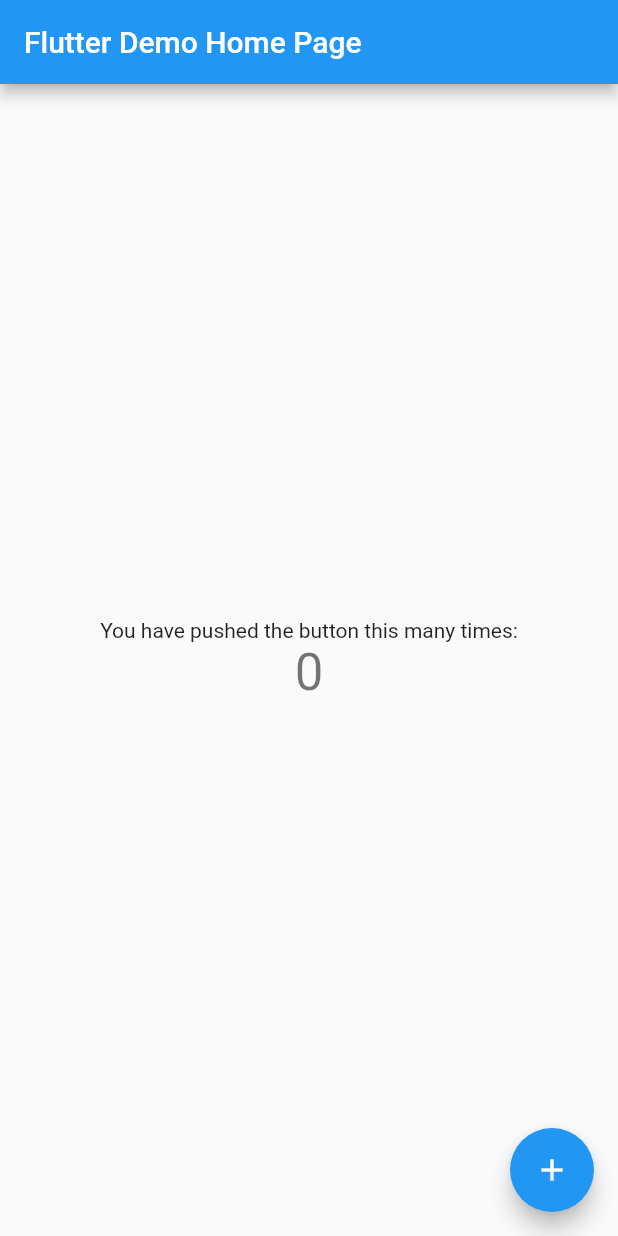
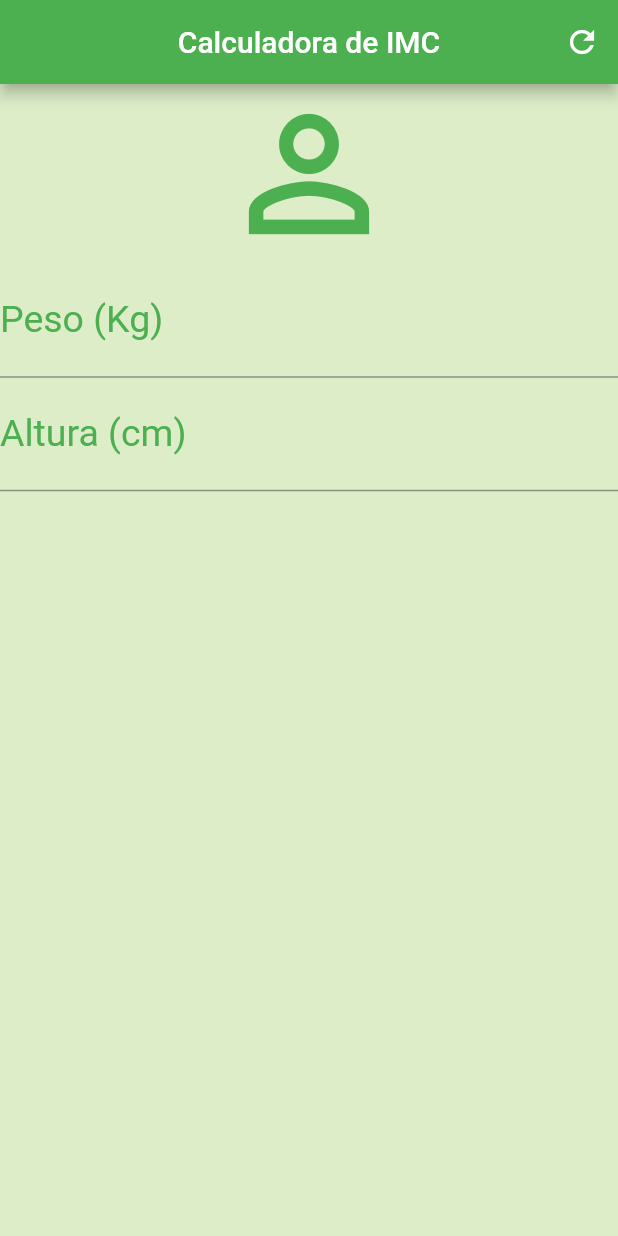
Before and after one commit to caducastanha/bmi_calculator, a Flutter app: the screen it shows after launch, on a phone screen of 412 x 824 dp. Run offline on Flutter 3.47's test engine with Material 2 defaults, Android fonts, the phone set to English and light mode, and no system bars.

Commit message:
add inputs na home

```diff
--- a/lib/main.dart
+++ b/lib/main.dart
@@ -1,111 +1,51 @@
 import 'package:flutter/material.dart';
 
-void main() => runApp(MyApp());
+void main() {
+  runApp(MaterialApp(
+    home: Home(),
+  ));
+}
 
-class MyApp extends StatelessWidget {
-  // This widget is the root of your application.
+class Home extends StatefulWidget {
+  @override
+  _HomeState createState() => _HomeState();
+}
+
+class _HomeState extends State<Home> {
   @override
   Widget build(BuildContext context) {
-    return MaterialApp(
-      title: 'Flutter Demo',
-      theme: ThemeData(
-        // This is the theme of your application.
-        //
-        // Try running your application with "flutter run". You'll see the
-        // application has a blue toolbar. Then, without quitting the app, try
-        // changing the primarySwatch below to Colors.green and then invoke
-        // "hot reload" (press "r" in the console where you ran "flutter run",
-        // or simply save your changes to "hot reload" in a Flutter IDE).
-        // Notice that the counter didn't reset back to zero; the application
-        // is not restarted.
-        primarySwatch: Colors.blue,
+    return Scaffold(
+      appBar: AppBar(
+        title: Text("Calculadora de IMC"),
+        centerTitle: true,
+        backgroundColor: Colors.green,
+        actions: <Widget>[
+          IconButton(icon: Icon(Icons.refresh), onPressed: () {})
+        ],
       ),
-      home: MyHomePage(title: 'Flutter Demo Home Page'),
+      backgroundColor: Colors.lightGreen[100],
+      body: Column(
+        crossAxisAlignment: CrossAxisAlignment.stretch,
+        children: <Widget>[
+          Icon(Icons.person_outline, size: 120.0, color: Colors.green),
+          TextField(
+            keyboardType: TextInputType.number,
+            decoration: InputDecoration(
+                labelText: "Peso (Kg)",
+                labelStyle: TextStyle(color: Colors.green)),
+            textAlign: TextAlign.center,
+            style: TextStyle(color: Colors.green, fontSize: 25.0),
+          ),
+          TextField(
+            keyboardType: TextInputType.number,
+            decoration: InputDecoration(
+                labelText: "Altura (cm)",
+                labelStyle: TextStyle(color: Colors.green)),
+            textAlign: TextAlign.center,
+            style: TextStyle(color: Colors.green, fontSize: 25.0),
+          )
+        ],
+      ),
     );
   }
 }
-
-class MyHomePage extends StatefulWidget {
-  MyHomePage({Key key, this.title}) : super(key: key);
-
-  // This widget is the home page of your application. It is stateful, meaning
-  // that it has a State object (defined below) that contains fields that affect
-  // how it looks.
-
-  // This class is the configuration for the state. It holds the values (in this
-  // case the title) provided by the parent (in this case the App widget) and
-  // used by the build method of the State. Fields in a Widget subclass are
-  // always marked "final".
-
-  final String title;
-
-  @override
-  _MyHomePageState createState() => _MyHomePageState();
-}
-
-class _MyHomePageState extends State<MyHomePage> {
-  int _counter = 0;
-
-  void _incrementCounter() {
-    setState(() {
-      // This call to setState tells the Flutter framework that something has
-      // changed in this State, which causes it to rerun the build method below
-      // so that the display can reflect the updated values. If we changed
-      // _counter without calling setState(), then the build method would not be
-      // called again, and so nothing would appear to happen.
-      _counter++;
-    });
-  }
-
-  @override
-  Widget build(BuildContext context) {
-    // This method is rerun every time setState is called, for instance as done
-    // by the _incrementCounter method above.
-    //
-    // The Flutter framework has been optimized to make rerunning build methods
-    // fast, so that you can just rebuild anything that needs updating rather
-    // than having to individually change instances of widgets.
-    return Scaffold(
-      appBar: AppBar(
-        // Here we take the value from the MyHomePage object that was created by
-        // the App.build method, and use it to set our appbar title.
-        title: Text(widget.title),
-      ),
-      body: Center(
-        // Center is a layout widget. It takes a single child and positions it
-        // in the middle of the parent.
-        child: Column(
-          // Column is also layout widget. It takes a list of children and
-          // arranges them vertically. By default, it sizes itself to fit its
-          // children horizontally, and tries to be as tall as its parent.
-          //
-          // Invoke "debug painting" (press "p" in the console, choose the
-          // "Toggle Debug Paint" action from the Flutter Inspector in Android
-          // Studio, or the "Toggle Debug Paint" command in Visual Studio Code)
-          // to see the wireframe for each widget.
-          //
-          // Column has various properties to control how it sizes itself and
-          // how it positions its children. Here we use mainAxisAlignment to
-          // center the children vertically; the main axis here is the vertical
-          // axis because Columns are vertical (the cross axis would be
-          // horizontal).
-          mainAxisAlignment: MainAxisAlignment.center,
-          children: <Widget>[
-            Text(
-              'You have pushed the button this many times:',
-            ),
-            Text(
-              '$_counter',
-              style: Theme.of(context).textTheme.display1,
-            ),
-          ],
-        ),
-      ),
-      floatingActionButton: FloatingActionButton(
-        onPressed: _incrementCounter,
-        tooltip: 'Increment',
-        child: Icon(Icons.add),
-      ), // This trailing comma makes auto-formatting nicer for build methods.
-    );
-  }
-}
```
Also changed, not shown: 1 other file.
